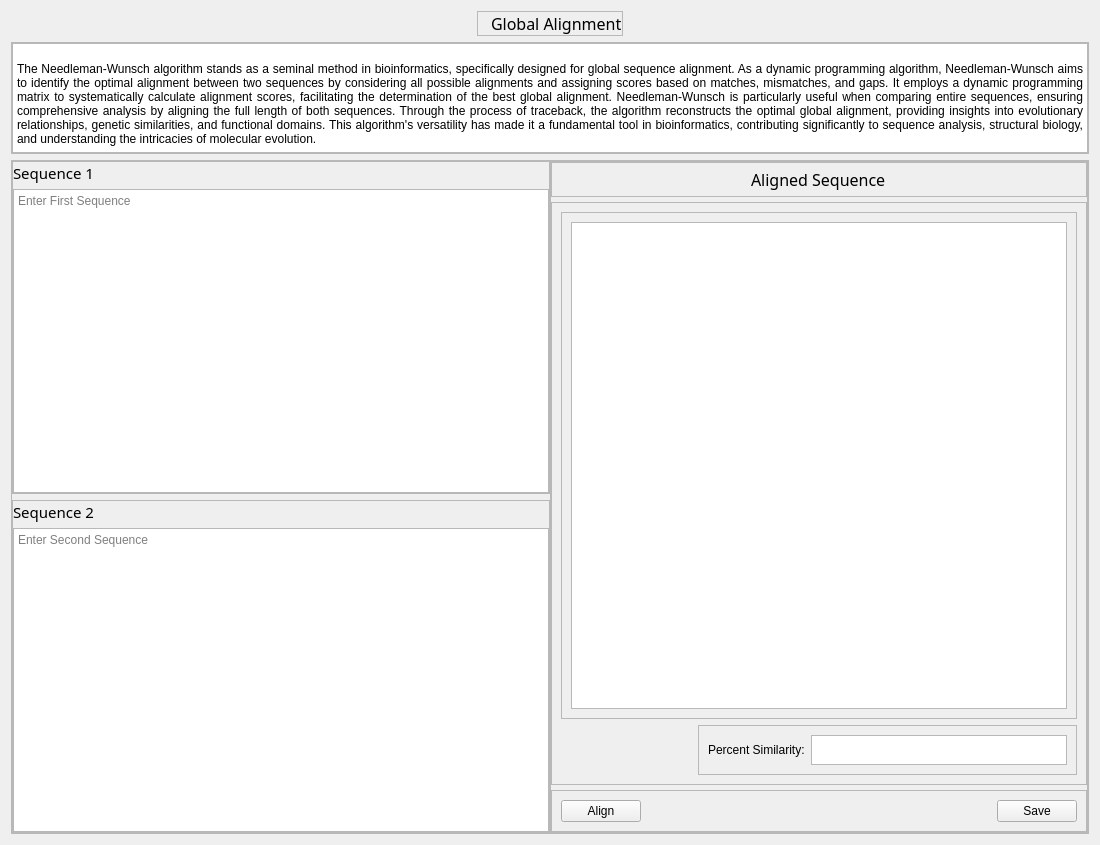
Old version of the form ui/tabs/global_align.ui in the repository bryancastillo10/BioBytes-PairSync.
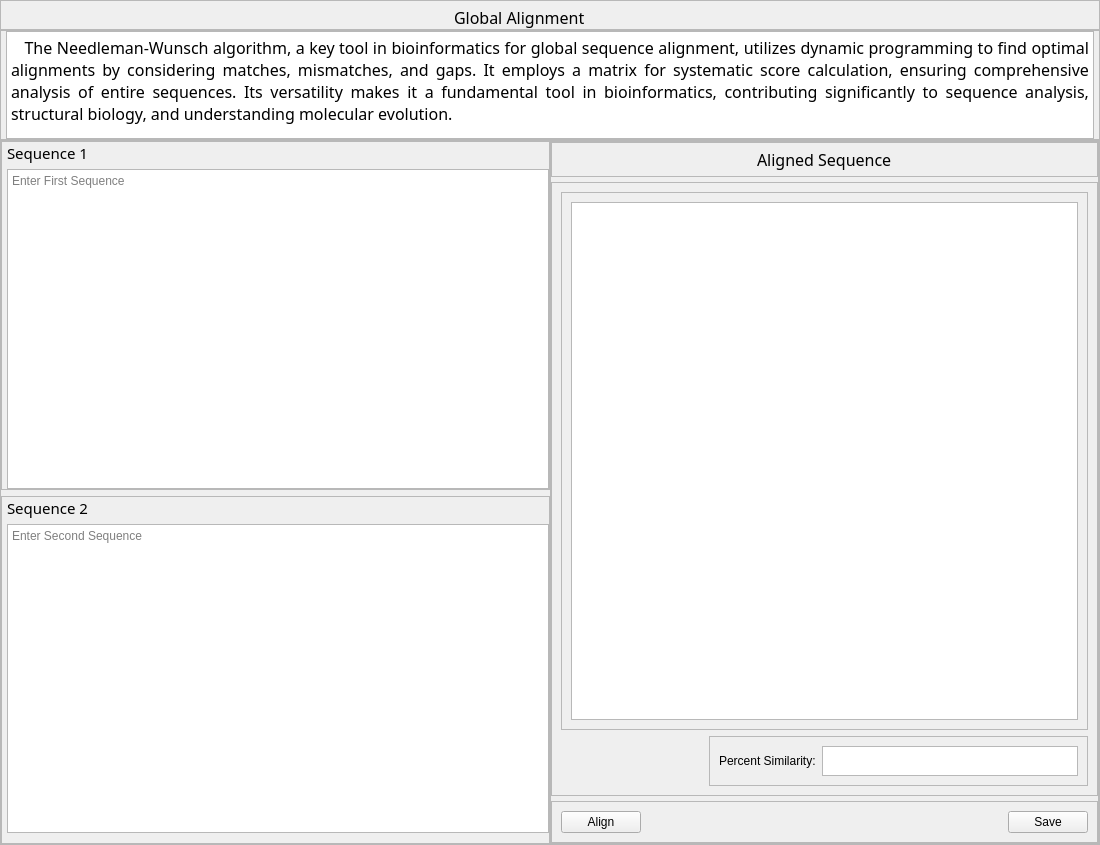
New version of the form. Icons and pictures are not drawn.

The edit to the form file:
```diff
--- a/ui/tabs/global_align.ui
+++ b/ui/tabs/global_align.ui
@@ -14,7 +14,22 @@
    <string>Form</string>
   </property>
   <layout class="QVBoxLayout" name="verticalLayout_3">
-   <item alignment="Qt::AlignHCenter">
+   <property name="spacing">
+    <number>0</number>
+   </property>
+   <property name="leftMargin">
+    <number>0</number>
+   </property>
+   <property name="topMargin">
+    <number>0</number>
+   </property>
+   <property name="rightMargin">
+    <number>0</number>
+   </property>
+   <property name="bottomMargin">
+    <number>0</number>
+   </property>
+   <item>
     <widget class="QFrame" name="title">
      <property name="maximumSize">
       <size>
@@ -33,15 +48,18 @@
        <number>0</number>
       </property>
       <property name="topMargin">
-       <number>0</number>
+       <number>5</number>
       </property>
       <property name="rightMargin">
-       <number>0</number>
+       <number>10</number>
       </property>
       <property name="bottomMargin">
        <number>0</number>
       </property>
-      <item row="0" column="1">
+      <property name="spacing">
+       <number>0</number>
+      </property>
+      <item row="0" column="1" alignment="Qt::AlignHCenter">
        <widget class="QLabel" name="label">
         <property name="font">
          <font>
@@ -54,7 +72,7 @@
         </property>
        </widget>
       </item>
-      <item row="0" column="0">
+      <item row="0" column="2">
        <widget class="QLabel" name="label_6">
         <property name="maximumSize">
          <size>
@@ -78,6 +96,12 @@
    </item>
    <item>
     <widget class="QFrame" name="des">
+     <property name="maximumSize">
+      <size>
+       <width>16777215</width>
+       <height>110</height>
+      </size>
+     </property>
      <property name="frameShape">
       <enum>QFrame::StyledPanel</enum>
      </property>
@@ -89,31 +113,37 @@
        <number>0</number>
       </property>
       <property name="leftMargin">
-       <number>0</number>
+       <number>5</number>
       </property>
       <property name="topMargin">
        <number>0</number>
       </property>
       <property name="rightMargin">
-       <number>0</number>
+       <number>5</number>
       </property>
       <property name="bottomMargin">
        <number>0</number>
       </property>
-      <item alignment="Qt::AlignTop">
+      <item>
        <widget class="QTextBrowser" name="textBrowser">
         <property name="maximumSize">
          <size>
           <width>16777215</width>
-          <height>110</height>
+          <height>130</height>
          </size>
         </property>
+        <property name="font">
+         <font>
+          <family>Noto Sans</family>
+          <pointsize>12</pointsize>
+         </font>
+        </property>
         <property name="html">
          <string>&lt;!DOCTYPE HTML PUBLIC &quot;-//W3C//DTD HTML 4.0//EN&quot; &quot;http://www.w3.org/TR/REC-html40/strict.dtd&quot;&gt;
 &lt;html&gt;&lt;head&gt;&lt;meta name=&quot;qrichtext&quot; content=&quot;1&quot; /&gt;&lt;style type=&quot;text/css&quot;&gt;
 p, li { white-space: pre-wrap; }
-&lt;/style&gt;&lt;/head&gt;&lt;body style=&quot; font-family:'PMingLiU'; font-size:9pt; font-weight:400; font-style:normal;&quot;&gt;
-&lt;p align=&quot;justify&quot; style=&quot; margin-top:0px; margin-bottom:0px; margin-left:0px; margin-right:0px; -qt-block-indent:0; text-indent:0px;&quot;&gt;&lt;br /&gt;The Needleman-Wunsch algorithm stands as a seminal method in bioinformatics, specifically designed for global sequence alignment. As a dynamic programming algorithm, Needleman-Wunsch aims to identify the optimal alignment between two sequences by considering all possible alignments and assigning scores based on matches, mismatches, and gaps. It employs a dynamic programming matrix to systematically calculate alignment scores, facilitating the determination of the best global alignment. Needleman-Wunsch is particularly useful when comparing entire sequences, ensuring comprehensive analysis by aligning the full length of both sequences. Through the process of traceback, the algorithm reconstructs the optimal global alignment, providing insights into evolutionary relationships, genetic similarities, and functional domains. This algorithm's versatility has made it a fundamental tool in bioinformatics, contributing significantly to sequence analysis, structural biology, and understanding the intricacies of molecular evolution.&lt;/p&gt;&lt;/body&gt;&lt;/html&gt;</string>
+&lt;/style&gt;&lt;/head&gt;&lt;body style=&quot; font-family:'Noto Sans'; font-size:12pt; font-weight:400; font-style:normal;&quot;&gt;
+&lt;p align=&quot;justify&quot; style=&quot; margin-top:0px; margin-bottom:0px; margin-left:0px; margin-right:0px; -qt-block-indent:0; text-indent:0px;&quot;&gt;&lt;span style=&quot; font-family:'PMingLiU';&quot;&gt;   The Needleman-Wunsch algorithm, a key tool in bioinformatics for global sequence alignment, utilizes dynamic programming to find optimal alignments by considering matches, mismatches, and gaps. It employs a matrix for systematic score calculation, ensuring comprehensive analysis of entire sequences. Its versatility makes it a fundamental tool in bioinformatics, contributing significantly to sequence analysis, structural biology, and understanding molecular evolution.&lt;/span&gt;&lt;/p&gt;&lt;/body&gt;&lt;/html&gt;</string>
         </property>
        </widget>
       </item>
@@ -163,7 +193,7 @@
           <number>5</number>
          </property>
          <property name="leftMargin">
-          <number>0</number>
+          <number>5</number>
          </property>
          <property name="topMargin">
           <number>0</number>
@@ -172,7 +202,7 @@
           <number>0</number>
          </property>
          <property name="bottomMargin">
-          <number>0</number>
+          <number>10</number>
          </property>
          <item>
           <widget class="QLabel" name="label_3">
@@ -210,7 +240,7 @@
           <number>5</number>
          </property>
          <property name="leftMargin">
-          <number>0</number>
+          <number>5</number>
          </property>
          <property name="topMargin">
           <number>0</number>
@@ -364,7 +394,11 @@
                 </widget>
                </item>
                <item row="0" column="1">
-                <widget class="QTextBrowser" name="textBrowser_3"/>
+                <widget class="QTextBrowser" name="textBrowser_3">
+                 <property name="verticalScrollBarPolicy">
+                  <enum>Qt::ScrollBarAlwaysOff</enum>
+                 </property>
+                </widget>
                </item>
               </layout>
              </widget>
```
